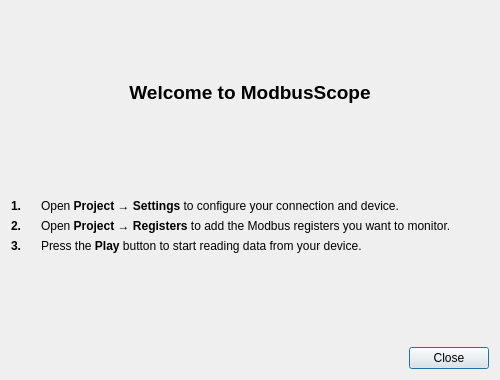
First picture: the form in src/dialogs/quickstartdialog.ui, repository ModbusScope/ModbusScope, before the edit.
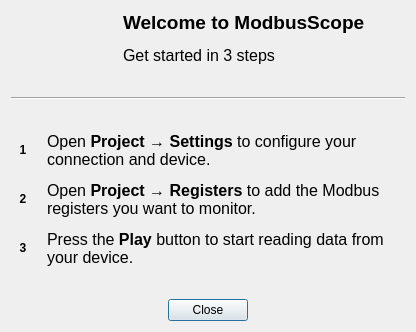
Second picture: the form after the edit. Icons and pictures are not drawn.

Commit message:
Improve QuickStartDialog layout and visual polish
- Side-by-side header: 48×48 icon next to title + subtitle
- Circular step-number badges using QPalette::Highlight color
- Horizontal separator between header and steps
- Steps grouped in dedicated verticalLayoutSteps
- Centered Close button replacing QDialogButtonBox
- SetFixedSize constraint so dialog height fits content

What changed in the file:
```diff
--- a/src/dialogs/quickstartdialog.ui
+++ b/src/dialogs/quickstartdialog.ui
@@ -6,16 +6,10 @@
    <rect>
     <x>0</x>
     <y>0</y>
-    <width>500</width>
-    <height>380</height>
+    <width>513</width>
+    <height>300</height>
    </rect>
   </property>
-  <property name="minimumSize">
-   <size>
-    <width>500</width>
-    <height>380</height>
-   </size>
-  </property>
   <property name="windowTitle">
    <string>Quick Start</string>
   </property>
@@ -23,8 +17,17 @@
    <bool>true</bool>
   </property>
   <layout class="QVBoxLayout" name="verticalLayout">
+   <property name="spacing">
+    <number>12</number>
+   </property>
+   <property name="sizeConstraint">
+    <enum>QLayout::SizeConstraint::SetFixedSize</enum>
+   </property>
    <item>
     <layout class="QHBoxLayout" name="horizontalLayoutHeader">
+     <property name="bottomMargin">
+      <number>20</number>
+     </property>
      <item>
       <spacer name="horizontalSpacerLeft">
        <property name="orientation">
@@ -39,19 +42,17 @@
       </spacer>
      </item>
      <item>
-      <layout class="QVBoxLayout" name="verticalLayoutHeader">
-       <item>
         <widget class="QLabel" name="lblIcon">
          <property name="minimumSize">
           <size>
-           <width>64</width>
-           <height>64</height>
+         <width>48</width>
+         <height>48</height>
           </size>
          </property>
          <property name="maximumSize">
           <size>
-           <width>64</width>
-           <height>64</height>
+         <width>48</width>
+         <height>48</height>
           </size>
          </property>
          <property name="text">
@@ -69,6 +70,24 @@
         </widget>
        </item>
        <item>
+      <spacer name="horizontalSpacerIconText">
+       <property name="orientation">
+        <enum>Qt::Orientation::Horizontal</enum>
+       </property>
+       <property name="sizeType">
+        <enum>QSizePolicy::Policy::Fixed</enum>
+       </property>
+       <property name="sizeHint" stdset="0">
+        <size>
+         <width>12</width>
+         <height>20</height>
+        </size>
+       </property>
+      </spacer>
+     </item>
+     <item>
+      <layout class="QVBoxLayout" name="verticalLayoutHeader">
+       <item>
         <widget class="QLabel" name="lblTitle">
          <property name="font">
           <font>
@@ -79,8 +98,17 @@
          <property name="text">
           <string>Welcome to ModbusScope</string>
          </property>
-         <property name="alignment">
-          <set>Qt::AlignmentFlag::AlignCenter</set>
+        </widget>
+       </item>
+       <item>
+        <widget class="QLabel" name="lblSubtitle">
+         <property name="font">
+          <font>
+           <pointsize>12</pointsize>
+          </font>
+         </property>
+         <property name="text">
+          <string>Get started in 3 steps</string>
          </property>
         </widget>
        </item>
@@ -102,18 +130,23 @@
     </layout>
    </item>
    <item>
-    <spacer name="verticalSpacerTop">
-     <property name="orientation">
-      <enum>Qt::Orientation::Vertical</enum>
+    <widget class="QFrame" name="separator">
+     <property name="frameShape">
+      <enum>QFrame::Shape::HLine</enum>
      </property>
-     <property name="sizeHint" stdset="0">
-      <size>
-       <width>20</width>
-       <height>10</height>
-      </size>
+     <property name="frameShadow">
+      <enum>QFrame::Shadow::Sunken</enum>
      </property>
-    </spacer>
+    </widget>
    </item>
+   <item>
+    <layout class="QVBoxLayout" name="verticalLayoutSteps">
+     <property name="topMargin">
+      <number>20</number>
+     </property>
+     <property name="bottomMargin">
+      <number>20</number>
+     </property>
    <item>
     <layout class="QHBoxLayout" name="horizontalLayoutStep1">
      <item>
@@ -121,13 +154,13 @@
        <property name="minimumSize">
         <size>
          <width>24</width>
-         <height>0</height>
+           <height>24</height>
         </size>
        </property>
        <property name="maximumSize">
         <size>
          <width>24</width>
-         <height>16777215</height>
+           <height>24</height>
         </size>
        </property>
        <property name="font">
@@ -136,15 +169,20 @@
         </font>
        </property>
        <property name="text">
-        <string>1.</string>
+          <string>1</string>
        </property>
        <property name="alignment">
-        <set>Qt::AlignmentFlag::AlignTop</set>
+          <set>Qt::AlignmentFlag::AlignCenter</set>
        </property>
       </widget>
      </item>
      <item>
       <widget class="QLabel" name="lblStep1">
+         <property name="font">
+          <font>
+           <pointsize>12</pointsize>
+          </font>
+         </property>
        <property name="text">
         <string>&lt;html&gt;&lt;head/&gt;&lt;body&gt;&lt;p&gt;Open &lt;span style=&quot; font-weight:700;&quot;&gt;Project → Settings&lt;/span&gt; to configure your connection and device.&lt;/p&gt;&lt;/body&gt;&lt;/html&gt;</string>
        </property>
@@ -162,13 +200,13 @@
        <property name="minimumSize">
         <size>
          <width>24</width>
-         <height>0</height>
+           <height>24</height>
         </size>
        </property>
        <property name="maximumSize">
         <size>
          <width>24</width>
-         <height>16777215</height>
+           <height>24</height>
         </size>
        </property>
        <property name="font">
@@ -177,15 +215,20 @@
         </font>
        </property>
        <property name="text">
-        <string>2.</string>
+          <string>2</string>
        </property>
        <property name="alignment">
-        <set>Qt::AlignmentFlag::AlignTop</set>
+          <set>Qt::AlignmentFlag::AlignCenter</set>
        </property>
       </widget>
      </item>
      <item>
       <widget class="QLabel" name="lblStep2">
+         <property name="font">
+          <font>
+           <pointsize>12</pointsize>
+          </font>
+         </property>
        <property name="text">
         <string>&lt;html&gt;&lt;head/&gt;&lt;body&gt;&lt;p&gt;Open &lt;span style=&quot; font-weight:700;&quot;&gt;Project → Registers&lt;/span&gt; to add the Modbus registers you want to monitor.&lt;/p&gt;&lt;/body&gt;&lt;/html&gt;</string>
        </property>
@@ -203,13 +246,13 @@
        <property name="minimumSize">
         <size>
          <width>24</width>
-         <height>0</height>
+           <height>24</height>
         </size>
        </property>
        <property name="maximumSize">
         <size>
          <width>24</width>
-         <height>16777215</height>
+           <height>24</height>
         </size>
        </property>
        <property name="font">
@@ -218,15 +261,20 @@
         </font>
        </property>
        <property name="text">
-        <string>3.</string>
+          <string>3</string>
        </property>
        <property name="alignment">
-        <set>Qt::AlignmentFlag::AlignTop</set>
+          <set>Qt::AlignmentFlag::AlignCenter</set>
        </property>
       </widget>
      </item>
      <item>
       <widget class="QLabel" name="lblStep3">
+         <property name="font">
+          <font>
+           <pointsize>12</pointsize>
+          </font>
+         </property>
        <property name="text">
         <string>Press the &lt;b&gt;Play&lt;/b&gt; button to start reading data from your device.</string>
        </property>
@@ -237,28 +285,47 @@
      </item>
     </layout>
    </item>
+    </layout>
+   </item>
    <item>
-    <spacer name="verticalSpacerBottom">
+    <layout class="QHBoxLayout" name="horizontalLayoutClose">
+     <property name="topMargin">
+      <number>0</number>
+     </property>
+     <item>
+      <spacer name="horizontalSpacerCloseLeft">
      <property name="orientation">
-      <enum>Qt::Orientation::Vertical</enum>
+        <enum>Qt::Orientation::Horizontal</enum>
      </property>
      <property name="sizeHint" stdset="0">
       <size>
-       <width>20</width>
-       <height>40</height>
+         <width>40</width>
+         <height>20</height>
       </size>
      </property>
     </spacer>
    </item>
    <item>
-    <widget class="QDialogButtonBox" name="buttonBox">
-     <property name="orientation">
-      <enum>Qt::Orientation::Horizontal</enum>
-     </property>
-     <property name="standardButtons">
-      <set>QDialogButtonBox::StandardButton::Close</set>
-     </property>
-    </widget>
+      <widget class="QPushButton" name="btnClose">
+       <property name="text">
+        <string>Close</string>
+       </property>
+      </widget>
+     </item>
+     <item>
+      <spacer name="horizontalSpacerCloseRight">
+       <property name="orientation">
+        <enum>Qt::Orientation::Horizontal</enum>
+       </property>
+       <property name="sizeHint" stdset="0">
+        <size>
+         <width>40</width>
+         <height>20</height>
+        </size>
+       </property>
+      </spacer>
+     </item>
+    </layout>
    </item>
   </layout>
  </widget>
```
Left out of the diff: 19 changed lines with no effect on the pictures. Lines whose indentation alone changed are shown as unchanged. The commit also changes 1 other file.
